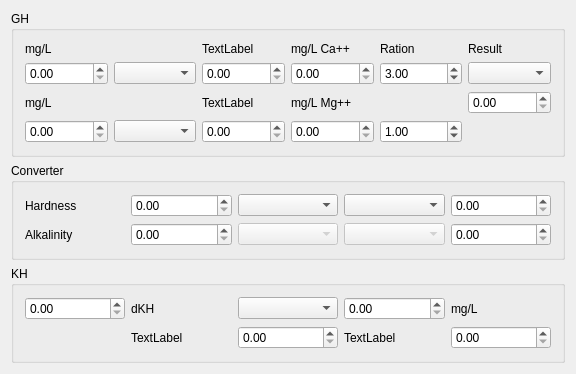
The window that mainwindow.ui (DrFr/HardnessCalc) describes before a commit, drawn with Qt 5.
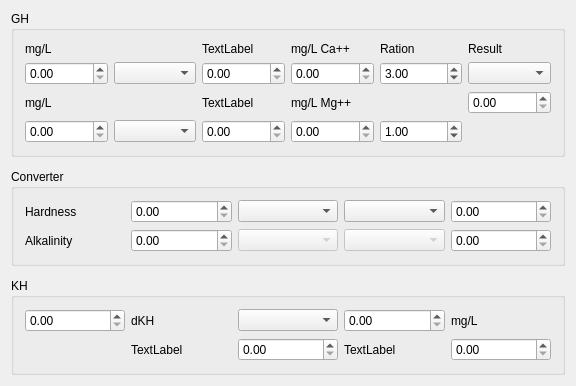
The same window after the commit.

```diff
--- a/mainwindow.ui
+++ b/mainwindow.ui
@@ -7,7 +7,7 @@
     <x>0</x>
     <y>0</y>
     <width>576</width>
-    <height>353</height>
+    <height>386</height>
    </rect>
   </property>
   <property name="windowTitle">
```
